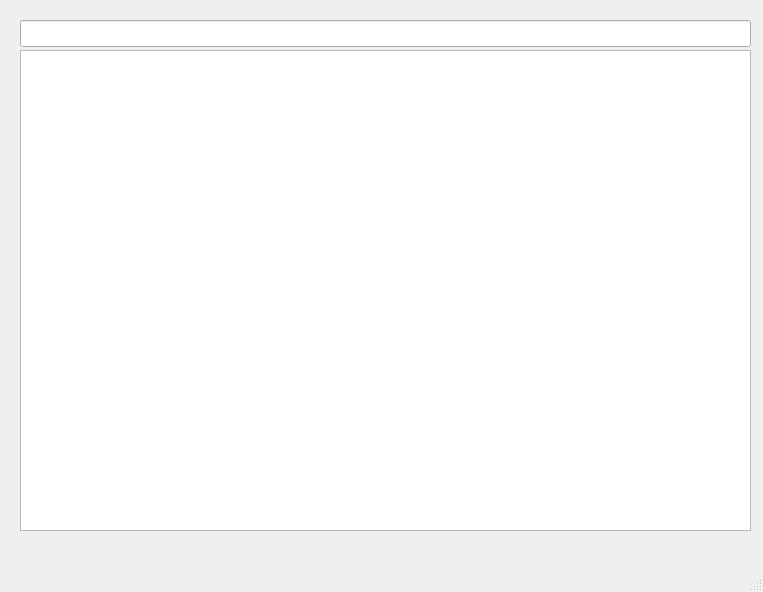
Old version of the form mainwindow.ui in the repository jaoRamalho/Dashboard.
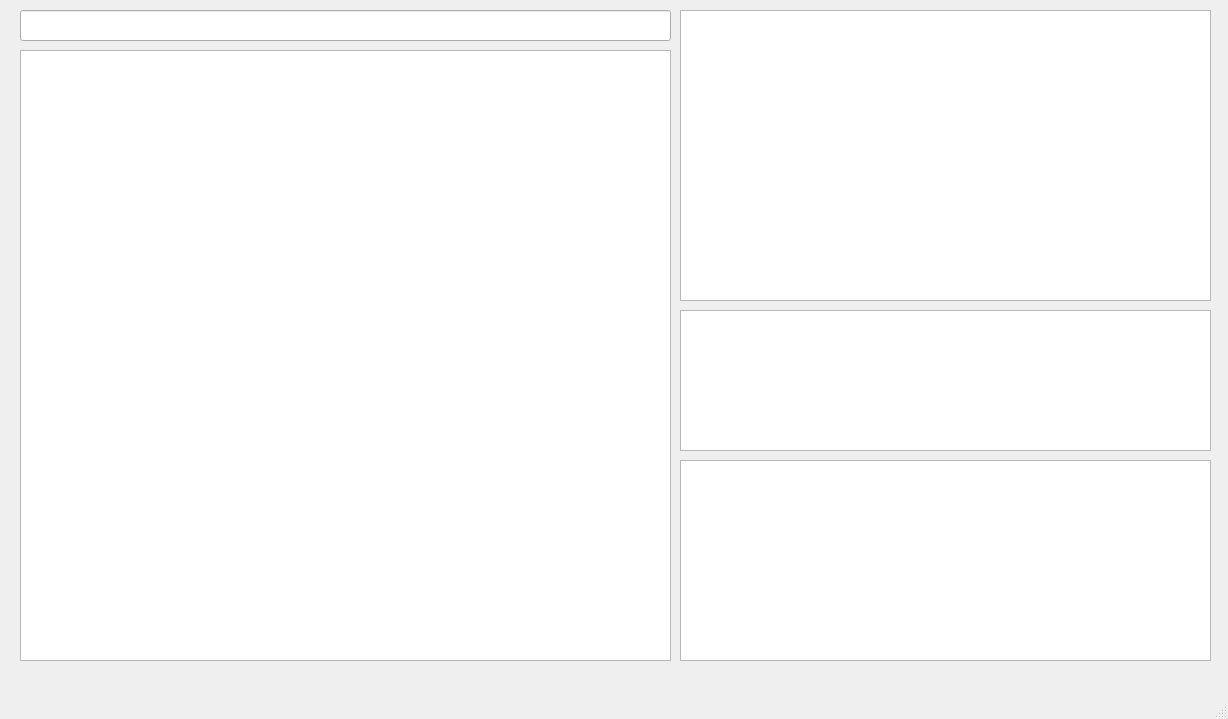
New version of the form.

Patch:
```diff
--- a/mainwindow.ui
+++ b/mainwindow.ui
@@ -6,8 +6,8 @@
    <rect>
     <x>0</x>
     <y>0</y>
-    <width>763</width>
-    <height>592</height>
+    <width>1228</width>
+    <height>719</height>
    </rect>
   </property>
   <property name="windowTitle">
@@ -28,14 +28,14 @@
      <rect>
       <x>20</x>
       <y>50</y>
-      <width>731</width>
-      <height>481</height>
+      <width>651</width>
+      <height>611</height>
      </rect>
     </property>
     <property name="maximumSize">
      <size>
       <width>16777215</width>
-      <height>481</height>
+      <height>16777215</height>
      </size>
     </property>
    </widget>
@@ -43,15 +43,63 @@
     <property name="geometry">
      <rect>
       <x>20</x>
-      <y>20</y>
-      <width>731</width>
-      <height>27</height>
+      <y>10</y>
+      <width>651</width>
+      <height>31</height>
      </rect>
     </property>
     <property name="text">
      <string/>
     </property>
    </widget>
+   <widget class="QTableWidget" name="threadsView">
+    <property name="geometry">
+     <rect>
+      <x>680</x>
+      <y>10</y>
+      <width>531</width>
+      <height>291</height>
+     </rect>
+    </property>
+    <property name="maximumSize">
+     <size>
+      <width>16777215</width>
+      <height>481</height>
+     </size>
+    </property>
+   </widget>
+   <widget class="QTableWidget" name="cpuView">
+    <property name="geometry">
+     <rect>
+      <x>680</x>
+      <y>310</y>
+      <width>531</width>
+      <height>141</height>
+     </rect>
+    </property>
+    <property name="maximumSize">
+     <size>
+      <width>16777215</width>
+      <height>481</height>
+     </size>
+    </property>
+   </widget>
+   <widget class="QTableWidget" name="memoryView">
+    <property name="geometry">
+     <rect>
+      <x>680</x>
+      <y>460</y>
+      <width>531</width>
+      <height>201</height>
+     </rect>
+    </property>
+    <property name="maximumSize">
+     <size>
+      <width>16777215</width>
+      <height>481</height>
+     </size>
+    </property>
+   </widget>
   </widget>
   <widget class="QMenuBar" name="menubar">
    <property name="geometry">
```
Left out of the diff: 4 changed lines with no effect on the pictures.
